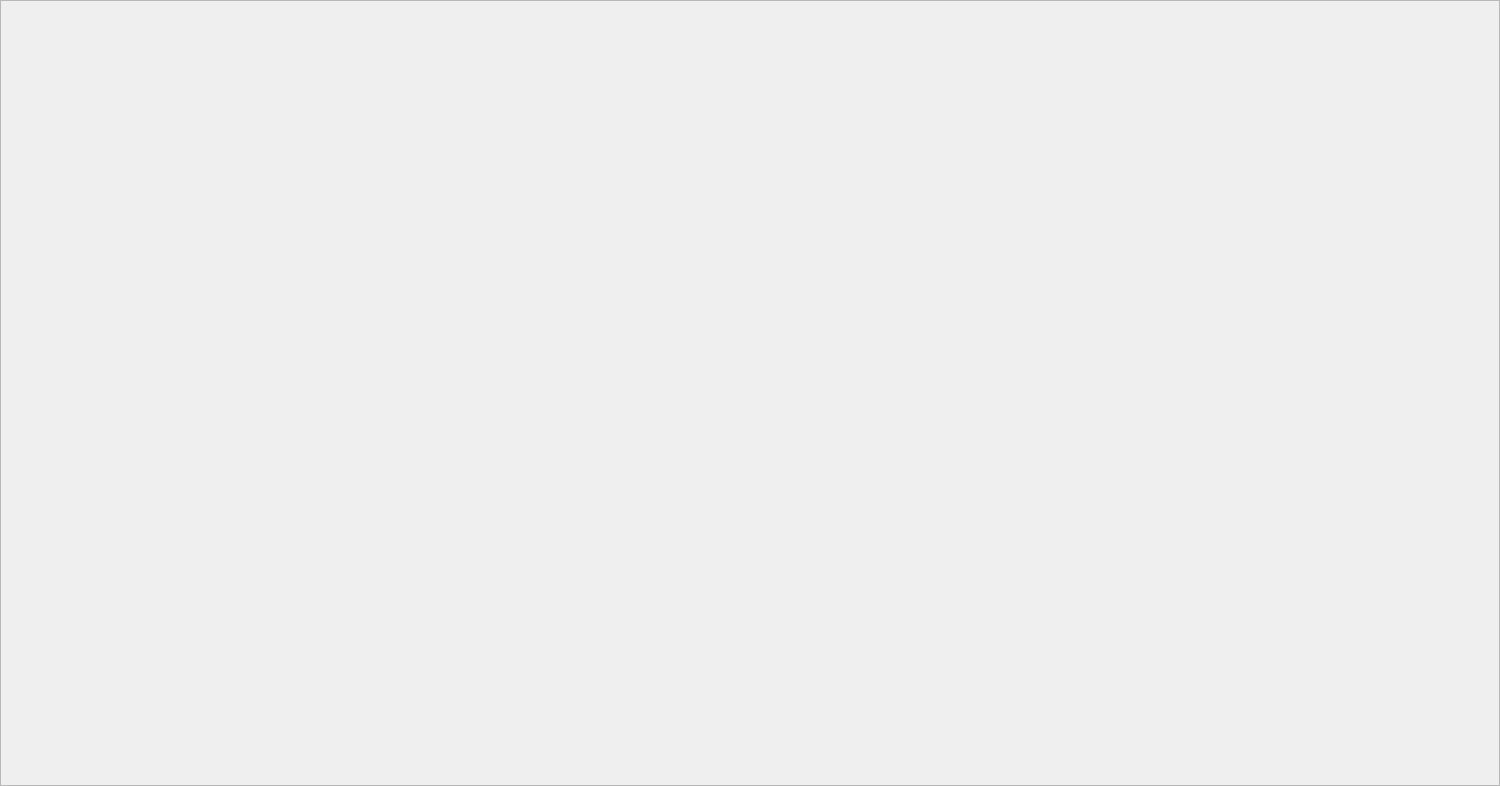
Before: the Qt Designer form listeechouesframe.ui in rsoumail/Exam-Platform, drawn with Qt 5.
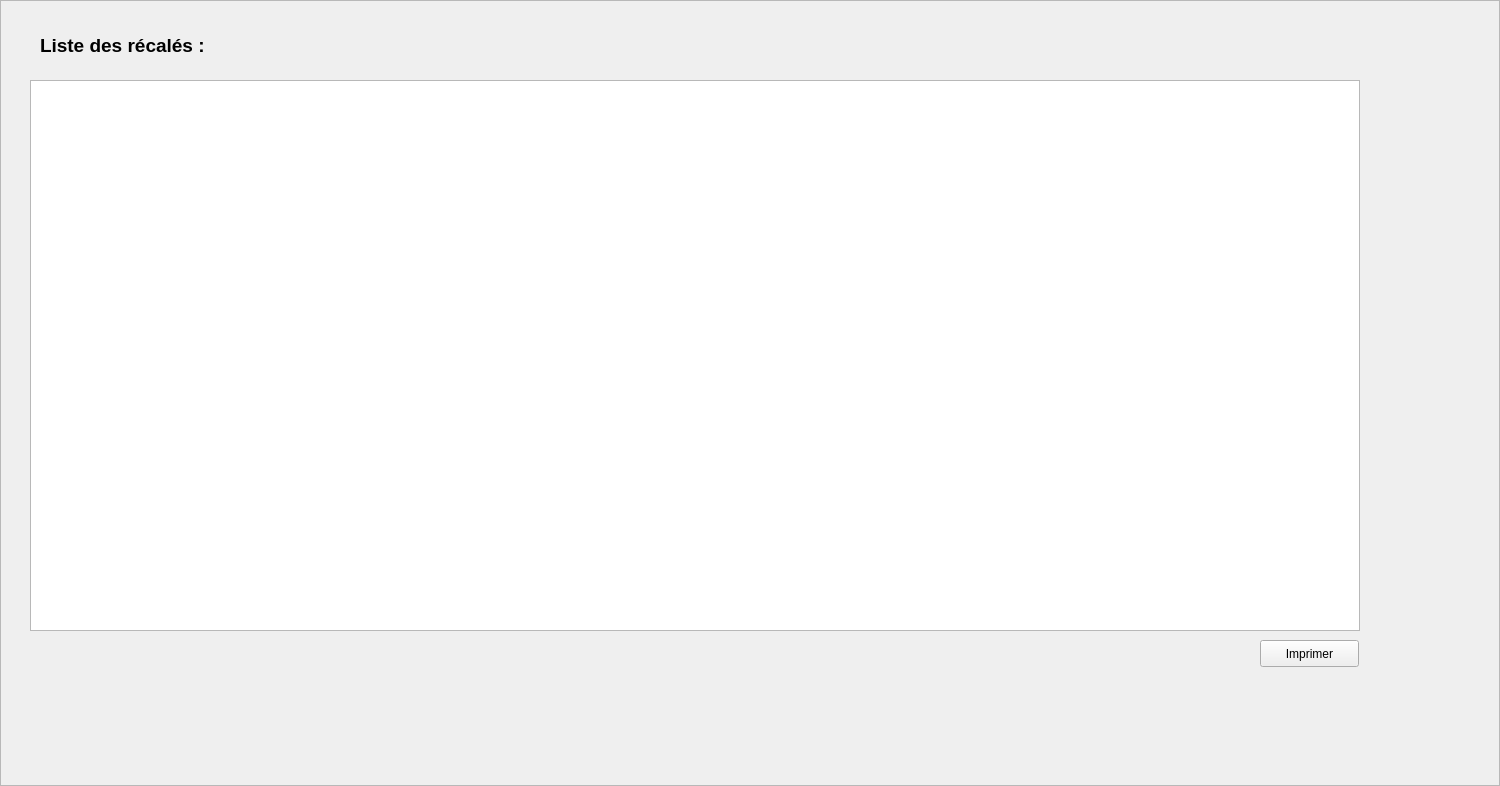
After: the same form once the commit is applied.

Diff of the .ui file:
```diff
--- a/listeechouesframe.ui
+++ b/listeechouesframe.ui
@@ -19,6 +19,42 @@
   <property name="frameShadow">
    <enum>QFrame::Raised</enum>
   </property>
+  <widget class="QTableView" name="table_echoues">
+   <property name="geometry">
+    <rect>
+     <x>30</x>
+     <y>80</y>
+     <width>1330</width>
+     <height>551</height>
+    </rect>
+   </property>
+  </widget>
+  <widget class="QLabel" name="label">
+   <property name="geometry">
+    <rect>
+     <x>40</x>
+     <y>30</y>
+     <width>171</width>
+     <height>31</height>
+    </rect>
+   </property>
+   <property name="text">
+    <string>&lt;html&gt;&lt;head/&gt;&lt;body&gt;&lt;p&gt;&lt;span style=&quot; font-size:14pt; font-weight:600;&quot;&gt;Liste des récalés :&lt;/span&gt;&lt;/p&gt;&lt;/body&gt;&lt;/html&gt;</string>
+   </property>
+  </widget>
+  <widget class="QPushButton" name="btn_imprimer">
+   <property name="geometry">
+    <rect>
+     <x>1260</x>
+     <y>640</y>
+     <width>99</width>
+     <height>27</height>
+    </rect>
+   </property>
+   <property name="text">
+    <string>Imprimer</string>
+   </property>
+  </widget>
  </widget>
  <resources/>
  <connections/>
```
Left out of the diff: 22 changed lines with no effect on the pictures.
